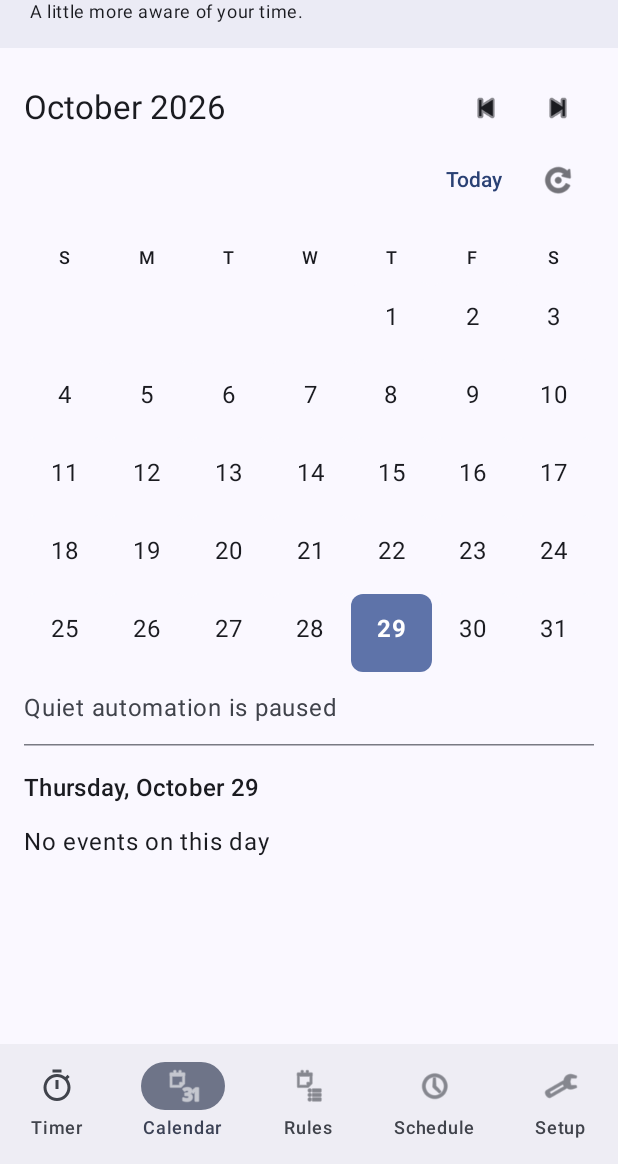
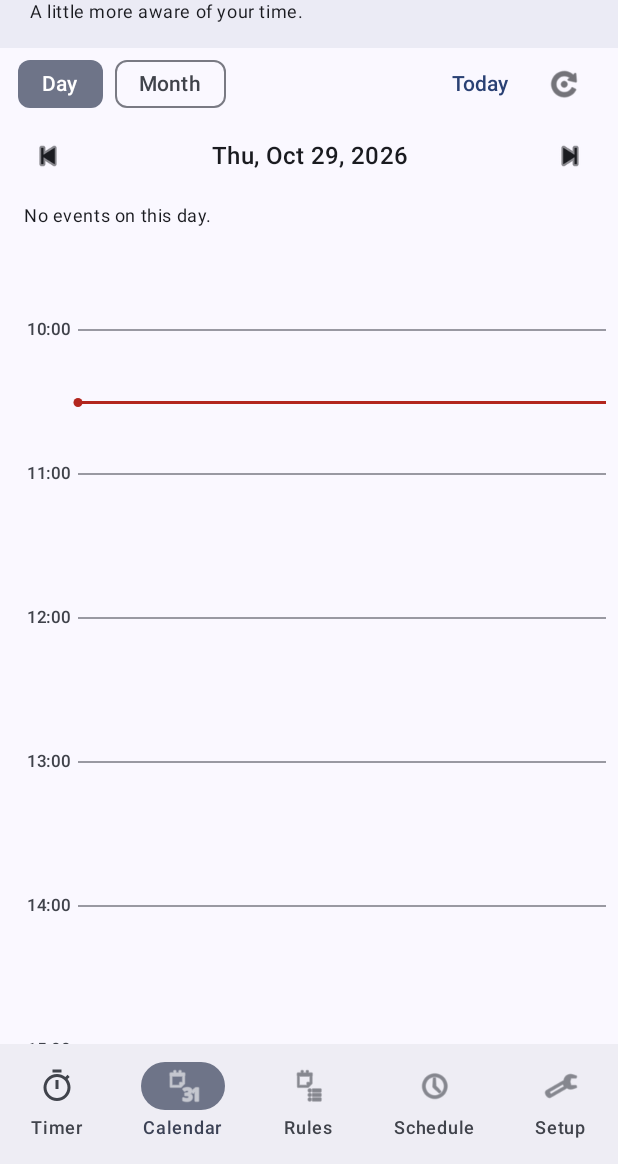
Before and after one commit to A-K-6/time-left, an Android app built with Jetpack Compose: the screen it shows after launch (MainActivity), item 2 of the bottom bar chosen, on a phone screen of 412 x 824 dp, the part 72-1236 px from its top. Run offline under Robolectric (Android 15) with nearby library versions, the phone set to English and light mode, and no system bars.

Commit message:
Add day calendar timeline and configurable focus and break cues

```diff
--- a/app/build.gradle.kts
+++ b/app/build.gradle.kts
@@ -10,8 +10,8 @@ android {
         applicationId = "dev.calendarquiet"
         minSdk = 33
         targetSdk = 36
-        versionCode = 3
-        versionName = "0.2.0"
+        versionCode = 4
+        versionName = "0.2.1"
     }
     buildFeatures { compose = true }
     compileOptions {
--- a/app/src/main/kotlin/dev/calendarquiet/MainActivity.kt
+++ b/app/src/main/kotlin/dev/calendarquiet/MainActivity.kt
@@ -63,6 +63,10 @@ class MainActivity : ComponentActivity() {
                     notificationPermission.launch(Manifest.permission.POST_NOTIFICATIONS)
                 } else openSettings(Intent(Settings.ACTION_APP_NOTIFICATION_SETTINGS).putExtra(Settings.EXTRA_APP_PACKAGE, packageName))
             }
+            "focus_sound" -> openSettings(dev.calendarquiet.timer.TimerNotifications(this).settingsIntent(dev.calendarquiet.core.TimerKind.FOCUS))
+            "break_sound" -> openSettings(dev.calendarquiet.timer.TimerNotifications(this).settingsIntent(dev.calendarquiet.core.TimerKind.BREAK))
+            "calendar_timer_sound" -> openSettings(dev.calendarquiet.timer.TimerNotifications(this).settingsIntent(dev.calendarquiet.core.TimerKind.EVENT))
+            "alarm_volume" -> openSettings(Intent(Settings.ACTION_SOUND_SETTINGS))
             "sound" -> openSettings(Intent(Settings.ACTION_NOTIFICATION_POLICY_ACCESS_SETTINGS))
             "snooze" -> openSettings(Intent(Settings.ACTION_NOTIFICATION_LISTENER_DETAIL_SETTINGS)
                 .putExtra(Settings.EXTRA_NOTIFICATION_LISTENER_COMPONENT_NAME,
--- a/app/src/main/kotlin/dev/calendarquiet/data/DeviceCalendars.kt
+++ b/app/src/main/kotlin/dev/calendarquiet/data/DeviceCalendars.kt
@@ -36,7 +36,7 @@ class DeviceCalendars(private val context: Context) {
         val columns = arrayOf(CalendarContract.Instances.EVENT_ID, CalendarContract.Instances.CALENDAR_ID,
             CalendarContract.Instances.TITLE, CalendarContract.Instances.DESCRIPTION,
             CalendarContract.Instances.BEGIN, CalendarContract.Instances.END, CalendarContract.Instances.ALL_DAY,
-            CalendarContract.Events.SELF_ATTENDEE_STATUS, CalendarContract.Events.AVAILABILITY)
+            CalendarContract.Events.SELF_ATTENDEE_STATUS, CalendarContract.Events.AVAILABILITY, CalendarContract.Events.DISPLAY_COLOR)
         // Instances expands recurrence and respects moved/deleted occurrence exceptions.
         return buildList {
             context.contentResolver.query(builder.build(), columns,
@@ -48,7 +48,8 @@ class DeviceCalendars(private val context: Context) {
                     if (calendar in ids) add(CalendarEvent(cursor.getLong(0), calendar, cursor.getString(2).orEmpty(),
                         cursor.getString(3).orEmpty(), cursor.getLong(4), cursor.getLong(5), cursor.getInt(6) != 0,
                         cursor.getInt(7) == CalendarContract.Attendees.ATTENDEE_STATUS_DECLINED,
-                        cursor.isNull(8) || cursor.getInt(8) != CalendarContract.Events.AVAILABILITY_FREE))
+                        cursor.isNull(8) || cursor.getInt(8) != CalendarContract.Events.AVAILABILITY_FREE,
+                        if (cursor.isNull(9)) null else cursor.getInt(9)))
                 }
             }
         }
--- a/app/src/main/kotlin/dev/calendarquiet/timer/TimerCoordinator.kt
+++ b/app/src/main/kotlin/dev/calendarquiet/timer/TimerCoordinator.kt
@@ -36,6 +36,7 @@ class TimerCoordinator(private val context: Context) {
         save(next)
         notifications.clearFinished()
         publish()
+        notifications.started(timer)
     }
 
     suspend fun startUntil(kind: TimerKind, title: String, endsAt: Long) = mutex.withLock {
--- a/app/src/main/kotlin/dev/calendarquiet/ui/CalendarPage.kt
+++ b/app/src/main/kotlin/dev/calendarquiet/ui/CalendarPage.kt
@@ -5,6 +5,8 @@ import android.database.ContentObserver
 import android.os.Handler
 import android.os.Looper
 import android.provider.CalendarContract
+import androidx.compose.foundation.rememberScrollState
+import androidx.compose.foundation.verticalScroll
 import androidx.compose.foundation.background
 import androidx.compose.foundation.layout.*
 import androidx.compose.foundation.lazy.LazyColumn
@@ -26,11 +28,13 @@ import dev.calendarquiet.core.RuleEngine
 import dev.calendarquiet.core.Session
 import dev.calendarquiet.core.SoundMode
 import dev.calendarquiet.core.occursOn
+import dev.calendarquiet.core.TimerKind
 import dev.calendarquiet.data.DeviceCalendar
 import dev.calendarquiet.quietApp
 import kotlinx.coroutines.CancellationException
 import kotlinx.coroutines.Dispatchers
 import kotlinx.coroutines.delay
+import kotlinx.coroutines.launch
 import kotlinx.coroutines.withContext
 import java.time.Instant
 import java.time.LocalDate
@@ -46,9 +50,14 @@ internal fun CalendarPage(
     context: Context, revision: Int, rules: List<Rule>, enabled: Boolean,
     status: AutomationStatus, hasAccess: Boolean, soundAccess: Boolean, snoozeAccess: Boolean,
     reminderAccess: Boolean, calendars: List<DeviceCalendar>,
-    modifier: Modifier, onRequestAccess: () -> Unit, onEditRule: (Rule) -> Unit,
+    modifier: Modifier, onRequestAccess: () -> Unit, onEditRule: (Rule) -> Unit, onOpenTimer: () -> Unit,
 ) {
     var selectedDay by rememberSaveable { mutableStateOf(LocalDate.now().toString()) }
+    var view by rememberSaveable { mutableStateOf("day") }
+    var selectedEvent by remember { mutableStateOf<CalendarEvent?>(null) }
+    var timerError by remember { mutableStateOf<String?>(null) }
+    val scope = rememberCoroutineScope()
+    val timerState by context.quietApp.timers.state.collectAsState()
     val date = LocalDate.parse(selectedDay)
     val month = YearMonth.from(date)
     val zone = ZoneId.systemDefault()
@@ -96,46 +105,48 @@ internal fun CalendarPage(
         }
     }
 
-    LazyColumn(modifier.fillMaxSize(), contentPadding = PaddingValues(16.dp),
-        verticalArrangement = Arrangement.spacedBy(12.dp)) {
-        item {
-            Row(verticalAlignment = Alignment.CenterVertically) {
-                Text(month.format(DateTimeFormatter.ofPattern("MMMM yyyy", locale)),
-                    Modifier.weight(1f), style = MaterialTheme.typography.titleLarge)
-                IconButton(onClick = { selectedDay = month.minusMonths(1).atDay(1).toString() }) {
-                    Icon(painterResource(android.R.drawable.ic_media_previous), "Previous month", Modifier.size(24.dp))
-                }
-                IconButton(onClick = { selectedDay = month.plusMonths(1).atDay(1).toString() }) {
-                    Icon(painterResource(android.R.drawable.ic_media_next), "Next month", Modifier.size(24.dp))
-                }
-            }
-            Row(Modifier.fillMaxWidth(), horizontalArrangement = Arrangement.End) {
+    val dayEvents = eventsByDay[date].orEmpty()
+    Column(modifier.fillMaxSize()) {
+        Row(Modifier.fillMaxWidth().padding(horizontal = 12.dp), verticalAlignment = Alignment.CenterVertically) {
+            FilterChip(selected = view == "day", onClick = { view = "day" }, label = { Text("Day") })
+            Spacer(Modifier.width(8.dp))
+            FilterChip(selected = view == "month", onClick = { view = "month" }, label = { Text("Month") })
+            Spacer(Modifier.weight(1f))
             TextButton(onClick = { selectedDay = LocalDate.now().toString() }) { Text("Today") }
             IconButton(onClick = { refresh++ }, enabled = hasAccess && !loading) {
                 Icon(painterResource(android.R.drawable.ic_menu_rotate), "Refresh calendar", Modifier.size(24.dp))
             }
         }
+        Row(Modifier.fillMaxWidth().padding(horizontal = 8.dp), verticalAlignment = Alignment.CenterVertically) {
+            IconButton(onClick = { selectedDay = (if (view == "day") date.minusDays(1) else month.minusMonths(1).atDay(1)).toString() }) {
+                Icon(painterResource(android.R.drawable.ic_media_previous), if (view == "day") "Previous day" else "Previous month", Modifier.size(24.dp))
             }
+            Text(if (view == "day") date.format(DateTimeFormatter.ofPattern("EEE, MMM d, yyyy", locale))
+                else month.format(DateTimeFormatter.ofPattern("MMMM yyyy", locale)), Modifier.weight(1f),
+                style = MaterialTheme.typography.titleMedium, textAlign = androidx.compose.ui.text.style.TextAlign.Center)
+            IconButton(onClick = { selectedDay = (if (view == "day") date.plusDays(1) else month.plusMonths(1).atDay(1)).toString() }) {
+                Icon(painterResource(android.R.drawable.ic_media_next), if (view == "day") "Next day" else "Next month", Modifier.size(24.dp))
+            }
+        }
+        if (loading) LinearProgressIndicator(Modifier.fillMaxWidth())
+        error?.let { Text(it, Modifier.padding(16.dp), color = MaterialTheme.colorScheme.error) }
         if (!hasAccess) {
-            item {
+            Column(Modifier.padding(16.dp)) {
                 Text("Allow calendar access to see your events.")
                 Button(onClick = onRequestAccess) { Text("Allow calendar access") }
             }
+        } else if (view == "day") {
+            DayTimelineView(dayEvents, date, zone, now, !loading && error == null, Modifier.weight(1f)) { selectedEvent = it }
         } else {
-            item {
-                MonthGrid(month, date, eventsByDay, locale) { selectedDay = it.toString() }
-                if (loading) LinearProgressIndicator(Modifier.fillMaxWidth().padding(top = 8.dp))
-            }
+            LazyColumn(Modifier.weight(1f), contentPadding = PaddingValues(16.dp), verticalArrangement = Arrangement.spacedBy(12.dp)) {
+                item { MonthGrid(month, date, eventsByDay, locale) { selectedDay = it.toString(); view = "day" } }
                 if (!enabled) item { Text("Quiet automation is paused", color = MaterialTheme.colorScheme.onSurfaceVariant) }
                 if (enabled) item { Text(status.message, style = MaterialTheme.typography.bodySmall) }
-            error?.let { message -> item { Text(message, color = MaterialTheme.colorScheme.error) } }
                 item {
                     HorizontalDivider()
                     Text(date.format(DateTimeFormatter.ofPattern("EEEE, MMMM d", locale)),
-                    Modifier.padding(top = 16.dp), style = MaterialTheme.typography.titleMedium,
-                    fontWeight = FontWeight.SemiBold)
+                        Modifier.padding(top = 16.dp), style = MaterialTheme.typography.titleMedium)
                 }
-            val dayEvents = eventsByDay[date].orEmpty()
                 if (!loading && error == null && dayEvents.isEmpty()) item { Text("No events on this day") }
                 items(dayEvents, key = { "${it.calendarId}:${it.id}:${it.start}" }) { event ->
                     EventAgenda(event, calendars.firstOrNull { it.id == event.calendarId }?.name,
@@ -144,6 +155,37 @@ internal fun CalendarPage(
                 }
             }
         }
+    }
+    selectedEvent?.let { event ->
+        val canCountDown = !event.allDay && !event.declined && event.start <= now && event.end > now
+        AlertDialog(onDismissRequest = { selectedEvent = null }, title = { Text("Event details") },
+            text = {
+                Column(Modifier.verticalScroll(rememberScrollState())) {
+                    EventAgenda(event, calendars.firstOrNull { it.id == event.calendarId }?.name,
+                        rules, enabled, status, now, zone, soundAccess, snoozeAccess, reminderAccess, onEditRule)
+                    if (!event.busy) Text("Marked free", style = MaterialTheme.typography.bodySmall)
+                    if (canCountDown && timerState.active != null) Text("A timer is already running.", style = MaterialTheme.typography.bodySmall)
+                }
+            },
+            confirmButton = {
+                if (canCountDown && timerState.active == null) TextButton(onClick = {
+                    scope.launch {
+                        try {
+                            withContext(Dispatchers.IO) { context.quietApp.timers.startUntil(TimerKind.EVENT,
+                                event.title.ifBlank { "Event" }, event.end) }
+                            selectedEvent = null
+                            onOpenTimer()
+                        } catch (exception: CancellationException) { throw exception }
+                        catch (exception: Exception) { timerError = exception.message ?: "Could not start timer." }
+                    }
+                }) { Text("Count down event") }
+                else TextButton(onClick = { selectedEvent = null }) { Text("Done") }
+            }, dismissButton = {
+                if (canCountDown && timerState.active == null) TextButton(onClick = { selectedEvent = null }) { Text("Close") }
+            })
+    }
+    timerError?.let { message -> AlertDialog(onDismissRequest = { timerError = null }, title = { Text("Timer") },
+        text = { Text(message) }, confirmButton = { TextButton(onClick = { timerError = null }) { Text("OK") } }) }
 }
 
 @Composable
--- /dev/null
+++ b/app/src/main/kotlin/dev/calendarquiet/ui/DayTimelineView.kt
@@ -0,0 +1,137 @@
+package dev.calendarquiet.ui
+
+import androidx.compose.foundation.Canvas
+import androidx.compose.foundation.background
+import androidx.compose.foundation.isSystemInDarkTheme
+import androidx.compose.foundation.layout.*
+import androidx.compose.foundation.lazy.LazyRow
+import androidx.compose.foundation.lazy.items
+import androidx.compose.foundation.rememberScrollState
+import androidx.compose.foundation.verticalScroll
+import androidx.compose.material3.*
+import androidx.compose.runtime.*
+import androidx.compose.ui.Modifier
+import androidx.compose.ui.geometry.Offset
+import androidx.compose.ui.graphics.Color
+import androidx.compose.ui.graphics.lerp
+import androidx.compose.ui.platform.LocalDensity
+import androidx.compose.ui.platform.LocalLayoutDirection
+import androidx.compose.ui.semantics.contentDescription
+import androidx.compose.ui.semantics.semantics
+import androidx.compose.ui.text.style.TextAlign
+import androidx.compose.ui.text.style.TextDecoration
+import androidx.compose.ui.text.style.TextOverflow
+import androidx.compose.ui.unit.LayoutDirection
+import androidx.compose.ui.unit.IntOffset
+import androidx.compose.ui.unit.dp
+import dev.calendarquiet.core.CalendarEvent
+import dev.calendarquiet.core.HOUR
+import dev.calendarquiet.core.MINUTE
+import dev.calendarquiet.core.dayTimeline
+import java.time.Instant
+import java.time.LocalDate
+import java.time.ZoneId
+import java.time.format.DateTimeFormatter
+
+@Composable
+internal fun DayTimelineView(events: List<CalendarEvent>, date: LocalDate, zone: ZoneId, now: Long,
+    dataReady: Boolean, modifier: Modifier = Modifier, onEvent: (CalendarEvent) -> Unit) {
+    val timeline = remember(events, date, zone) { dayTimeline(events, date, zone) }
+    val allDay = events.filter { it.allDay }
+    val scroll = rememberScrollState()
+    val density = LocalDensity.current
+    val rtl = LocalLayoutDirection.current == LayoutDirection.Rtl
+    var positionedDay by remember { mutableStateOf<String?>(null) }
+    val colors = MaterialTheme.colorScheme
+    val dark = isSystemInDarkTheme()
+    val clock = remember { DateTimeFormatter.ofPattern("HH:mm") }
+
+    LaunchedEffect(date, dataReady, zone) {
+        if (dataReady && positionedDay != "$date/$zone") {
+            withFrameNanos { }
+            val minute = if (now in timeline.start until timeline.end) (now - timeline.start).toFloat() / MINUTE
+                else timeline.events.firstOrNull()?.startMinute ?: 8 * 60f
+            scroll.scrollTo(with(density) { ((minute - 60).coerceAtLeast(0f) * 1.6f).dp.roundToPx() })
+            positionedDay = "$date/$zone"
+        }
+    }
+    Column(modifier) {
+        if (allDay.isNotEmpty()) {
+            Row(Modifier.fillMaxWidth().padding(horizontal = 12.dp, vertical = 6.dp)) {
+                Text("All day", Modifier.width(58.dp).padding(top = 8.dp), style = MaterialTheme.typography.labelMedium)
+                LazyRow(horizontalArrangement = Arrangement.spacedBy(6.dp)) {
+                    items(allDay, key = { "${it.calendarId}:${it.id}:${it.start}" }) { event ->
+                        SuggestionChip(onClick = { onEvent(event) }, label = {
+                            Text(event.title.ifBlank { "Untitled event" }, maxLines = 1, overflow = TextOverflow.Ellipsis,
+                                modifier = Modifier.widthIn(max = 220.dp))
+                        })
+                    }
+                }
+            }
+        }
+        if (dataReady && events.isEmpty()) Text("No events on this day.",
+            Modifier.padding(horizontal = 16.dp, vertical = 8.dp), style = MaterialTheme.typography.bodySmall)
+        Box(Modifier.weight(1f).fillMaxWidth().verticalScroll(scroll)) {
+            BoxWithConstraints(Modifier.fillMaxWidth().height((timeline.minutes * 1.6f + 48f).dp)) {
+                val gutter = 52.dp
+                val areaWidth = (maxWidth - gutter - 8.dp).coerceAtLeast(1.dp)
+                val ticks = (0..((timeline.end - timeline.start) / HOUR).toInt()).map { timeline.start + it * HOUR }
+                Canvas(Modifier.matchParentSize()) {
+                    val left = if (rtl) 8.dp.toPx() else gutter.toPx()
+                    val right = if (rtl) size.width - gutter.toPx() else size.width - 8.dp.toPx()
+                    ticks.forEach { at ->
+                        val y = (12f + (at - timeline.start).toFloat() / MINUTE * 1.6f).dp.toPx()
+                        drawLine(colors.outlineVariant, Offset(left, y), Offset(right, y), 1.dp.toPx())
+                    }
+                }
+                ticks.forEach { at ->
+                    Text(Instant.ofEpochMilli(at).atZone(zone).format(clock),
+                        Modifier.offset(y = (4f + (at - timeline.start).toFloat() / MINUTE * 1.6f).dp)
+                            .width(gutter - 6.dp), textAlign = TextAlign.End,
+                        style = MaterialTheme.typography.labelSmall, color = colors.onSurfaceVariant)
+                }
+                timeline.events.forEach { block ->
+                    val event = block.event
+                    val width = ((areaWidth - 3.dp * (block.columnCount - 1)) / block.columnCount).coerceAtLeast(1.dp)
+                    val height = ((block.visualEndMinute - block.startMinute) * 1.6f).dp
+                    val blockTop = with(density) { (12f + block.startMinute * 1.6f).dp.roundToPx() }
+                    val labelHeight = if (height >= 72.dp) 56.dp else if (height >= 46.dp) 40.dp else 24.dp
+                    val maxLabelOffset = with(density) { (height - labelHeight).coerceAtLeast(0.dp).roundToPx() }
+                    val accent = event.displayColor?.let { Color(it or 0xFF000000.toInt()) } ?: colors.primary
+                    val background = lerp(colors.surface, accent, if (dark) .28f else .18f)
+                    val startText = Instant.ofEpochMilli(event.start).atZone(zone).format(clock)
+                    val endText = Instant.ofEpochMilli(event.end).atZone(zone).format(clock)
+                    val description = "${event.title.ifBlank { "Untitled event" }}, $startText to $endText" +
+                        if (event.declined) ", declined" else ""
+                    Surface(onClick = { onEvent(event) }, color = background, contentColor = colors.onSurface,
+                        shape = MaterialTheme.shapes.small,
+                        modifier = Modifier.offset(x = gutter + (width + 3.dp) * block.column,
+                            y = (12f + block.startMinute * 1.6f).dp).width(width).height(height - 1.dp)
+                            .semantics(mergeDescendants = true) { contentDescription = description }) {
+                        Row {
+                            Box(Modifier.width(3.dp).fillMaxHeight().background(accent))
+                            Column(Modifier.offset {
+                                IntOffset(0, (scroll.value - blockTop).coerceIn(0, maxLabelOffset))
+                            }.padding(horizontal = 5.dp, vertical = 3.dp)) {
+                                Text(event.title.ifBlank { "Untitled event" }, style = MaterialTheme.typography.labelMedium,
+                                    maxLines = if (height >= 72.dp) 2 else 1, overflow = TextOverflow.Ellipsis,
+                                    textDecoration = if (event.declined) TextDecoration.LineThrough else null)
+                                if (height >= 46.dp) Text("$startText – $endText", style = MaterialTheme.typography.labelSmall,
+                                    maxLines = 1, overflow = TextOverflow.Ellipsis)
+                            }
+                        }
+                    }
+                }
+                Canvas(Modifier.matchParentSize()) {
+                    if (now in timeline.start until timeline.end) {
+                        val left = if (rtl) 8.dp.toPx() else gutter.toPx()
+                        val right = if (rtl) size.width - gutter.toPx() else size.width - 8.dp.toPx()
+                        val y = (12f + (now - timeline.start).toFloat() / MINUTE * 1.6f).dp.toPx()
+                        drawLine(colors.error, Offset(left, y), Offset(right, y), 2.dp.toPx())
+                        drawCircle(colors.error, 3.dp.toPx(), Offset(if (rtl) right else left, y))
+                    }
+                }
+            }
+        }
+    }
+}
--- a/app/src/main/kotlin/dev/calendarquiet/ui/QuietScreen.kt
+++ b/app/src/main/kotlin/dev/calendarquiet/ui/QuietScreen.kt
@@ -133,7 +133,7 @@ fun QuietScreen(context: Context, revision: Int, requestAccess: (String) -> Unit
             }
             1 -> CalendarPage(context, revision, rules, enabled, status, access.calendar,
                 access.sound, access.snooze, access.reminders, calendars, Modifier.padding(padding), onRequestAccess = { requestAccess("calendar") },
-                onEditRule = { editing = it })
+                onEditRule = { editing = it }, onOpenTimer = { page = 0 })
             else -> SetupPage(access, calendars, Modifier.padding(padding), requestAccess)
         }
     }
--- a/app/src/main/kotlin/dev/calendarquiet/ui/TimerPage.kt
+++ b/app/src/main/kotlin/dev/calendarquiet/ui/TimerPage.kt
@@ -62,6 +62,7 @@ internal fun TimerPage(context: Context, revision: Int, modifier: Modifier, requ
     var calendars by remember { mutableStateOf<List<DeviceCalendar>>(emptyList()) }
     var selected by remember { mutableStateOf(timers.store.calendarIds()) }
     var pickingCalendars by remember { mutableStateOf(false) }
+    var showSoundSettings by rememberSaveable { mutableStateOf(false) }
     var calendarRevision by remember { mutableIntStateOf(0) }
     var loading by remember { mutableStateOf(false) }
     val calendarAccess = remember(revision) {
@@ -181,6 +182,7 @@ internal fun TimerPage(context: Context, revision: Int, modifier: Modifier, requ
                 FilledTonalButton(onClick = { startDuration(TimerKind.BREAK, breakMinutes) }, Modifier.weight(1f), enabled = canStart) { Text("Start break") }
             }
         }
+        item { TextButton(onClick = { showSoundSettings = true }) { Text("Sounds & vibration") } }
         item {
             Row(verticalAlignment = Alignment.CenterVertically) {
                 Text("Your calendar", Modifier.weight(1f), style = MaterialTheme.typography.titleLarge)
@@ -280,6 +282,7 @@ internal fun TimerPage(context: Context, revision: Int, modifier: Modifier, requ
             } else Text("Add the Time Left widget from your home screen’s widget picker.", style = MaterialTheme.typography.bodySmall)
         }
     }
+    if (showSoundSettings) TimerSoundDialog(context, revision, requestAccess) { showSoundSettings = false }
     error?.let { message -> AlertDialog(onDismissRequest = { error = null }, title = { Text("Timer") }, text = { Text(message) },
         confirmButton = { TextButton(onClick = { error = null }) { Text("OK") } }) }
 }
--- /dev/null
+++ b/core/src/main/kotlin/dev/calendarquiet/core/DayTimeline.kt
@@ -0,0 +1,51 @@
+package dev.calendarquiet.core
+
+import java.time.LocalDate
+import java.time.ZoneId
+
+data class DayEventPlacement(
+    val event: CalendarEvent,
+    val startMinute: Float,
+    val endMinute: Float,
+    val visualEndMinute: Float,
+    val column: Int,
+    val columnCount: Int,
+)
+
+data class DayTimeline(val start: Long, val end: Long, val events: List<DayEventPlacement>) {
+    val minutes: Float get() = (end - start).toFloat() / MINUTE
+}
+
+fun dayTimeline(events: List<CalendarEvent>, date: LocalDate, zone: ZoneId, minVisualMinutes: Float = 20f): DayTimeline {
+    require(minVisualMinutes > 0)
+    val start = date.atStartOfDay(zone).toInstant().toEpochMilli()
+    val end = date.plusDays(1).atStartOfDay(zone).toInstant().toEpochMilli()
+    val blocks = events.filter { !it.allDay && it.end > it.start && it.start < end && it.end > start }
+        .map { event ->
+            val top = (maxOf(start, event.start) - start).toFloat() / MINUTE
+            val bottom = (minOf(end, event.end) - start).toFloat() / MINUTE
+            DayEventPlacement(event, top, bottom, maxOf(bottom, top + minVisualMinutes), 0, 1)
+        }.sortedWith(compareBy<DayEventPlacement> { it.startMinute }.thenByDescending { it.endMinute }.thenBy { it.event.id })
+
+    val placed = mutableListOf<DayEventPlacement>()
+    var cluster = mutableListOf<DayEventPlacement>()
+    var clusterEnd = -1f
+    fun finishCluster() {
+        val columnEnds = mutableListOf<Float>()
+        val assigned = cluster.map { block ->
+            val available = columnEnds.indexOfFirst { it <= block.startMinute }
+            val column = if (available < 0) columnEnds.size.also { columnEnds.add(block.visualEndMinute) }
+                else available.also { columnEnds[it] = block.visualEndMinute }
+            block.copy(column = column)
+        }
+        placed += assigned.map { it.copy(columnCount = columnEnds.size) }
+        cluster = mutableListOf()
+    }
+    for (block in blocks) {
+        if (cluster.isNotEmpty() && block.startMinute >= clusterEnd) finishCluster()
+        if (cluster.isEmpty()) clusterEnd = block.visualEndMinute else clusterEnd = maxOf(clusterEnd, block.visualEndMinute)
+        cluster += block
+    }
+    if (cluster.isNotEmpty()) finishCluster()
+    return DayTimeline(start, end, placed)
+}
--- a/core/src/main/kotlin/dev/calendarquiet/core/Rules.kt
+++ b/core/src/main/kotlin/dev/calendarquiet/core/Rules.kt
@@ -40,6 +40,7 @@ data class CalendarEvent(
     val allDay: Boolean = false,
     val declined: Boolean = false,
     val busy: Boolean = true,
+    val displayColor: Int? = null,
 )
 
 data class Session(val rule: Rule, val event: CalendarEvent) {
```
Also changed, not shown: app/src/main/kotlin/dev/calendarquiet/timer/TimerNotifications.kt (+78 -10 lines), app/src/main/kotlin/dev/calendarquiet/ui/TimerSoundDialog.kt (added, +78 -0 lines), 3 other files. Lines whose indentation alone changed are shown as unchanged.
